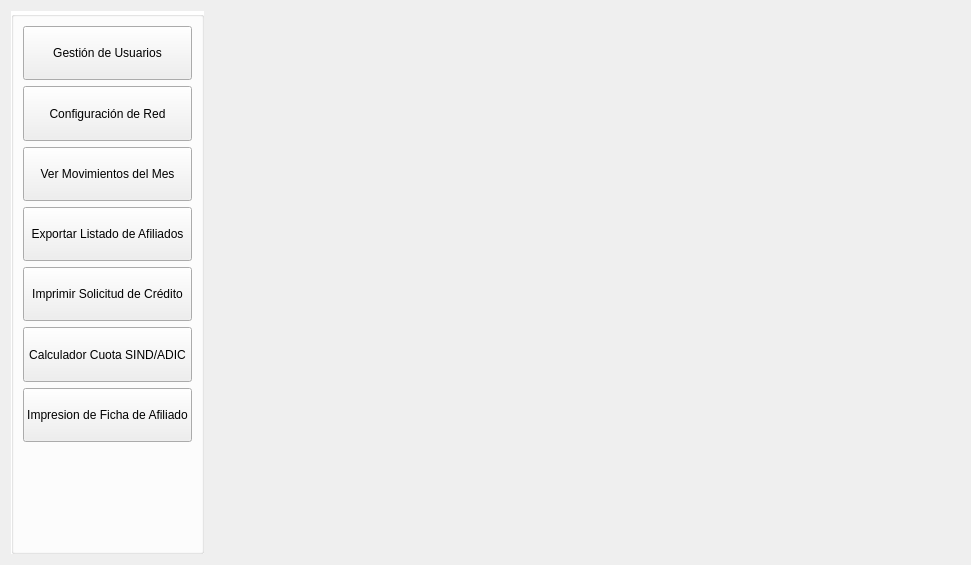
First picture: the form in gui/listas/listaUtilidades.ui, repository shae-ra/sindicato, before the edit.
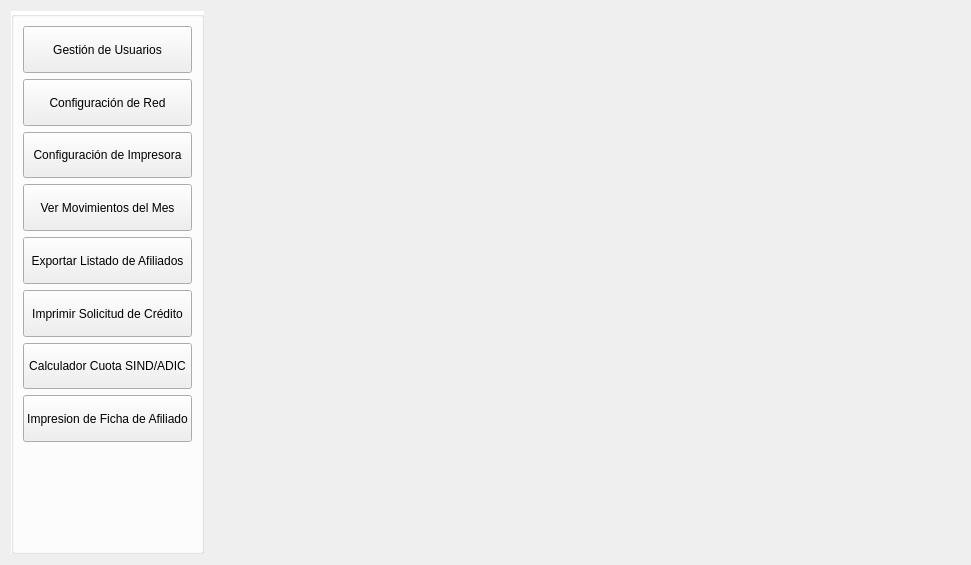
Second picture: the form after the edit. Icons and pictures are not drawn.

Commit message: Configuracion de impresora lista para testeo.

Patch:
```diff
--- a/gui/listas/listaUtilidades.ui
+++ b/gui/listas/listaUtilidades.ui
@@ -52,8 +52,8 @@
       <string/>
      </property>
      <layout class="QGridLayout" name="gridLayout_3">
-      <item row="4" column="0">
-       <widget class="QPushButton" name="pushButton_2">
+      <item row="1" column="0">
+       <widget class="QPushButton" name="configurar_red">
         <property name="sizePolicy">
          <sizepolicy hsizetype="Minimum" vsizetype="Expanding">
           <horstretch>0</horstretch>
@@ -61,7 +61,7 @@
          </sizepolicy>
         </property>
         <property name="text">
-         <string>Exportar Listado de Afiliados</string>
+         <string>Configuración de Red</string>
         </property>
         <property name="icon">
          <iconset>
@@ -75,122 +75,7 @@
         </property>
        </widget>
       </item>
-      <item row="0" column="0">
-       <widget class="QPushButton" name="gestion_usuarios">
-        <property name="sizePolicy">
-         <sizepolicy hsizetype="Minimum" vsizetype="Expanding">
-          <horstretch>0</horstretch>
-          <verstretch>0</verstretch>
-         </sizepolicy>
-        </property>
-        <property name="text">
-         <string>Gestión de Usuarios</string>
-        </property>
-        <property name="icon">
-         <iconset>
-          <normaloff>../iconos/users.ico</normaloff>../iconos/users.ico</iconset>
-        </property>
-        <property name="iconSize">
-         <size>
-          <width>25</width>
-          <height>25</height>
-         </size>
-        </property>
-       </widget>
-      </item>
-      <item row="7" column="0">
-       <widget class="QPushButton" name="pushButton_5">
-        <property name="sizePolicy">
-         <sizepolicy hsizetype="Minimum" vsizetype="Expanding">
-          <horstretch>0</horstretch>
-          <verstretch>0</verstretch>
-         </sizepolicy>
-        </property>
-        <property name="text">
-         <string>Imprimir Solicitud de Crédito</string>
-        </property>
-        <property name="icon">
-         <iconset>
-          <normaloff>../iconos/documents.ico</normaloff>../iconos/documents.ico</iconset>
-        </property>
-        <property name="iconSize">
-         <size>
-          <width>25</width>
-          <height>25</height>
-         </size>
-        </property>
-       </widget>
-      </item>
-      <item row="9" column="0">
-       <widget class="QPushButton" name="pushButton_6">
-        <property name="sizePolicy">
-         <sizepolicy hsizetype="Minimum" vsizetype="Expanding">
-          <horstretch>0</horstretch>
-          <verstretch>0</verstretch>
-         </sizepolicy>
-        </property>
-        <property name="text">
-         <string>Calculador Cuota SIND/ADIC</string>
-        </property>
-        <property name="icon">
-         <iconset>
-          <normaloff>../iconos/calculator.ico</normaloff>../iconos/calculator.ico</iconset>
-        </property>
-        <property name="iconSize">
-         <size>
-          <width>25</width>
-          <height>25</height>
-         </size>
-        </property>
-       </widget>
-      </item>
-      <item row="2" column="0">
-       <widget class="QPushButton" name="pushButton">
-        <property name="sizePolicy">
-         <sizepolicy hsizetype="Minimum" vsizetype="Expanding">
-          <horstretch>0</horstretch>
-          <verstretch>0</verstretch>
-         </sizepolicy>
-        </property>
-        <property name="text">
-         <string>Ver Movimientos del Mes</string>
-        </property>
-        <property name="icon">
-         <iconset>
-          <normaloff>../iconos/pack2.ico</normaloff>../iconos/pack2.ico</iconset>
-        </property>
-        <property name="iconSize">
-         <size>
-          <width>25</width>
-          <height>25</height>
-         </size>
-        </property>
-       </widget>
-      </item>
-      <item row="10" column="0">
-       <widget class="QPushButton" name="pushButton_7">
-        <property name="sizePolicy">
-         <sizepolicy hsizetype="Minimum" vsizetype="Expanding">
-          <horstretch>0</horstretch>
-          <verstretch>0</verstretch>
-         </sizepolicy>
-        </property>
-        <property name="text">
-         <string>Impresion de Ficha de Afiliado</string>
-        </property>
-        <property name="icon">
-         <iconset>
-          <normaloff>../iconos/print_preview.ico</normaloff>../iconos/print_preview.ico</iconset>
-        </property>
-        <property name="iconSize">
-         <size>
-          <width>25</width>
-          <height>25</height>
-         </size>
-        </property>
-       </widget>
-      </item>
-      <item row="12" column="0">
+      <item row="13" column="0">
        <spacer name="verticalSpacer">
         <property name="orientation">
          <enum>Qt::Vertical</enum>
@@ -203,8 +88,8 @@
         </property>
        </spacer>
       </item>
-      <item row="1" column="0">
-       <widget class="QPushButton" name="configurar_red">
+      <item row="11" column="0">
+       <widget class="QPushButton" name="pushButton_7">
         <property name="sizePolicy">
          <sizepolicy hsizetype="Minimum" vsizetype="Expanding">
           <horstretch>0</horstretch>
@@ -212,11 +97,149 @@
          </sizepolicy>
         </property>
         <property name="text">
-         <string>Configuración de Red</string>
+         <string>Impresion de Ficha de Afiliado</string>
         </property>
         <property name="icon">
          <iconset>
-          <normaloff>../iconos/map.ico</normaloff>../iconos/map.ico</iconset>
+          <normaloff>../iconos/print_preview.ico</normaloff>../iconos/print_preview.ico</iconset>
+        </property>
+        <property name="iconSize">
+         <size>
+          <width>25</width>
+          <height>25</height>
+         </size>
+        </property>
+       </widget>
+      </item>
+      <item row="3" column="0">
+       <widget class="QPushButton" name="pushButton">
+        <property name="sizePolicy">
+         <sizepolicy hsizetype="Minimum" vsizetype="Expanding">
+          <horstretch>0</horstretch>
+          <verstretch>0</verstretch>
+         </sizepolicy>
+        </property>
+        <property name="text">
+         <string>Ver Movimientos del Mes</string>
+        </property>
+        <property name="icon">
+         <iconset>
+          <normaloff>../iconos/pack2.ico</normaloff>../iconos/pack2.ico</iconset>
+        </property>
+        <property name="iconSize">
+         <size>
+          <width>25</width>
+          <height>25</height>
+         </size>
+        </property>
+       </widget>
+      </item>
+      <item row="10" column="0">
+       <widget class="QPushButton" name="pushButton_6">
+        <property name="sizePolicy">
+         <sizepolicy hsizetype="Minimum" vsizetype="Expanding">
+          <horstretch>0</horstretch>
+          <verstretch>0</verstretch>
+         </sizepolicy>
+        </property>
+        <property name="text">
+         <string>Calculador Cuota SIND/ADIC</string>
+        </property>
+        <property name="icon">
+         <iconset>
+          <normaloff>../iconos/calculator.ico</normaloff>../iconos/calculator.ico</iconset>
+        </property>
+        <property name="iconSize">
+         <size>
+          <width>25</width>
+          <height>25</height>
+         </size>
+        </property>
+       </widget>
+      </item>
+      <item row="8" column="0">
+       <widget class="QPushButton" name="pushButton_5">
+        <property name="sizePolicy">
+         <sizepolicy hsizetype="Minimum" vsizetype="Expanding">
+          <horstretch>0</horstretch>
+          <verstretch>0</verstretch>
+         </sizepolicy>
+        </property>
+        <property name="text">
+         <string>Imprimir Solicitud de Crédito</string>
+        </property>
+        <property name="icon">
+         <iconset>
+          <normaloff>../iconos/documents.ico</normaloff>../iconos/documents.ico</iconset>
+        </property>
+        <property name="iconSize">
+         <size>
+          <width>25</width>
+          <height>25</height>
+         </size>
+        </property>
+       </widget>
+      </item>
+      <item row="0" column="0">
+       <widget class="QPushButton" name="gestion_usuarios">
+        <property name="sizePolicy">
+         <sizepolicy hsizetype="Minimum" vsizetype="Expanding">
+          <horstretch>0</horstretch>
+          <verstretch>0</verstretch>
+         </sizepolicy>
+        </property>
+        <property name="text">
+         <string>Gestión de Usuarios</string>
+        </property>
+        <property name="icon">
+         <iconset>
+          <normaloff>../iconos/users.ico</normaloff>../iconos/users.ico</iconset>
+        </property>
+        <property name="iconSize">
+         <size>
+          <width>25</width>
+          <height>25</height>
+         </size>
+        </property>
+       </widget>
+      </item>
+      <item row="5" column="0">
+       <widget class="QPushButton" name="pushButton_2">
+        <property name="sizePolicy">
+         <sizepolicy hsizetype="Minimum" vsizetype="Expanding">
+          <horstretch>0</horstretch>
+          <verstretch>0</verstretch>
+         </sizepolicy>
+        </property>
+        <property name="text">
+         <string>Exportar Listado de Afiliados</string>
+        </property>
+        <property name="icon">
+         <iconset>
+          <normaloff>../iconos/notepad.ico</normaloff>../iconos/notepad.ico</iconset>
+        </property>
+        <property name="iconSize">
+         <size>
+          <width>25</width>
+          <height>25</height>
+         </size>
+        </property>
+       </widget>
+      </item>
+      <item row="2" column="0">
+       <widget class="QPushButton" name="configurar_impresora">
+        <property name="sizePolicy">
+         <sizepolicy hsizetype="Minimum" vsizetype="Expanding">
+          <horstretch>0</horstretch>
+          <verstretch>0</verstretch>
+         </sizepolicy>
+        </property>
+        <property name="text">
+         <string>Configuración de Impresora</string>
+        </property>
+        <property name="icon">
+         <iconset>
+          <normaloff>../iconos/print_preview.ico</normaloff>../iconos/print_preview.ico</iconset>
         </property>
         <property name="iconSize">
          <size>
```
Left out of the diff: 2 changed lines with no effect on the pictures. The commit also changes 3 other files.
